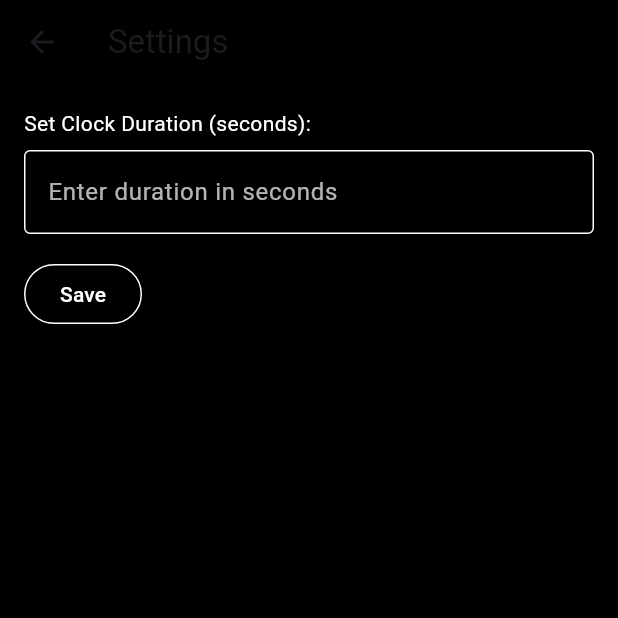
After one commit to f3rix-xyz/minimalist-frontend, a Flutter app: the screen it shows after launch, after a tap on the "settings" icon, on a phone screen of 412 x 824 dp, the top half of it. The commit adds this screen. Run offline on Flutter 3.47's test engine with Material 3 defaults, Android fonts, the phone set to English and light mode, and no system bars; our stand-ins replace bloc, equatable, flutter_bloc, hive, hive_flutter; missing offline and left inert: android_intent, device_apps; accounts and stored records are empty.

Commit message:
custom duration added

```diff
--- /dev/null
+++ b/lib/blocs/clock/clock_bloc.dart
@@ -0,0 +1,13 @@
+import 'package:flutter_bloc/flutter_bloc.dart';
+import 'package:equatable/equatable.dart';
+
+part 'clock_event.dart';
+part 'clock_state.dart';
+
+class ClockBloc extends Bloc<ClockEvent, ClockState> {
+  ClockBloc() : super(ClockInitial()) {
+    on<SetClockDuration>((event, emit) {
+      emit(ClockDurationSet(event.duration));
+    });
+  }
+}
--- /dev/null
+++ b/lib/blocs/clock/clock_event.dart
@@ -0,0 +1,17 @@
+part of 'clock_bloc.dart';
+
+abstract class ClockEvent extends Equatable {
+  const ClockEvent();
+
+  @override
+  List<Object> get props => [];
+}
+
+class SetClockDuration extends ClockEvent {
+  final int duration;
+
+  const SetClockDuration(this.duration);
+
+  @override
+  List<Object> get props => [duration];
+}
--- /dev/null
+++ b/lib/blocs/clock/clock_state.dart
@@ -0,0 +1,19 @@
+part of 'clock_bloc.dart';
+
+abstract class ClockState extends Equatable {
+  const ClockState();
+
+  @override
+  List<Object> get props => [];
+}
+
+class ClockInitial extends ClockState {}
+
+class ClockDurationSet extends ClockState {
+  final int duration;
+
+  const ClockDurationSet(this.duration);
+
+  @override
+  List<Object> get props => [duration];
+}
--- a/lib/main.dart
+++ b/lib/main.dart
@@ -2,6 +2,7 @@ import 'package:flutter/material.dart';
 import 'package:flutter_bloc/flutter_bloc.dart';
 import 'package:hive/hive.dart';
 import 'package:hive_flutter/hive_flutter.dart';
+import 'package:minimalist/blocs/clock/clock_bloc.dart';
 import 'package:minimalist/blocs/error/error_bloc.dart';
 import 'package:minimalist/blocs/home/home_bloc.dart';
 import 'package:minimalist/blocs/home/home_event.dart';
@@ -35,6 +36,7 @@ class MyApp extends StatelessWidget {
           BlocProvider(create: (context) => OtpBloc()),
           BlocProvider(create: (context) => LoadingBloc()),
           BlocProvider(create: (context) => HomeBloc()..add(LoadHomeApps())),
+          BlocProvider(create: (context) => ClockBloc()),
         ],
         child: MaterialApp(
           title: 'Flutter Demo',
--- a/lib/veiw/homeScreen.dart
+++ b/lib/veiw/homeScreen.dart
@@ -5,11 +5,13 @@ import 'package:intl/intl.dart';
 import 'package:device_apps/device_apps.dart';
 import 'package:minimalist/veiw/appsScreen.dart';
 import 'package:minimalist/veiw/auth/login_view.dart';
+import 'package:minimalist/veiw/settingScreen.dart';
 import 'package:minimalist/veiw/subscriptionScreen.dart';
 import 'package:url_launcher/url_launcher.dart';
 import '../blocs/home/home_bloc.dart';
 import '../blocs/home/home_event.dart';
 import '../blocs/home/home_state.dart';
+import '../blocs/clock/clock_bloc.dart';
 
 class HomeScreen extends StatefulWidget {
   const HomeScreen({Key? key}) : super(key: key);
@@ -28,7 +30,7 @@ class _HomeScreenState extends State<HomeScreen>
     super.initState();
     _controller = AnimationController(
       vsync: this,
-      duration: Duration(seconds: 10), // Set the duration here
+      duration: Duration(seconds: 15), // Default duration
     );
 
     _controller.addStatusListener((status) {
@@ -157,13 +159,21 @@ class _HomeScreenState extends State<HomeScreen>
                       size: Size(200, 200), // Adjusted size for the clock
                       painter: ClockBorderPainter(_controller, isPressing),
                       child: Center(
-                        child: Text(
+                        child: BlocBuilder<ClockBloc, ClockState>(
+                          builder: (context, state) {
+                            if (state is ClockDurationSet) {
+                              _controller.duration =
+                                  Duration(seconds: state.duration);
+                            }
+                            return Text(
                               _getCurrentTime(),
                               style: TextStyle(
                                 color: Colors.white,
                                 fontSize:
                                     isPressing ? 40 : 36, // Adjusted font size
                               ),
+                            );
+                          },
                         ),
                       ),
                     ),
@@ -218,7 +228,7 @@ class _HomeScreenState extends State<HomeScreen>
                                     ScaffoldMessenger.of(context).showSnackBar(
                                       SnackBar(
                                         content: Text(
-                                            '${app.appName} removed from home screen'),
+                                            '${app!.appName} removed from home screen'),
                                       ),
                                     );
                                   },
@@ -249,6 +259,24 @@ class _HomeScreenState extends State<HomeScreen>
                     return Container();
                   }
                 },
+              ),
+            ),
+            // Settings Icon
+            Positioned(
+              top: 50,
+              right: 20,
+              child: GestureDetector(
+                onTap: () {
+                  Navigator.push(
+                    context,
+                    MaterialPageRoute(builder: (context) => SettingsScreen()),
+                  );
+                },
+                child: Icon(
+                  Icons.settings,
+                  color: Colors.white,
+                  size: 30,
+                ),
               ),
             ),
           ],
--- /dev/null
+++ b/lib/veiw/settingScreen.dart
@@ -0,0 +1,76 @@
+import 'package:flutter/material.dart';
+import 'package:flutter_bloc/flutter_bloc.dart';
+import '../blocs/clock/clock_bloc.dart';
+
+class SettingsScreen extends StatefulWidget {
+  @override
+  _SettingsScreenState createState() => _SettingsScreenState();
+}
+
+class _SettingsScreenState extends State<SettingsScreen> {
+  final TextEditingController _controller = TextEditingController();
+
+  @override
+  void dispose() {
+    _controller.dispose();
+    super.dispose();
+  }
+
+  @override
+  Widget build(BuildContext context) {
+    return Scaffold(
+      appBar: AppBar(
+        title: Text('Settings'),
+        backgroundColor: Colors.black,
+      ),
+      body: Container(
+        color: Colors.black,
+        padding: EdgeInsets.all(16.0),
+        child: Column(
+          crossAxisAlignment: CrossAxisAlignment.start,
+          children: [
+            Text(
+              'Set Clock Duration (seconds):',
+              style: TextStyle(color: Colors.white),
+            ),
+            SizedBox(height: 8.0),
+            TextField(
+              controller: _controller,
+              keyboardType: TextInputType.number,
+              decoration: InputDecoration(
+                hintText: 'Enter duration in seconds',
+                hintStyle: TextStyle(color: Colors.white70),
+                enabledBorder: OutlineInputBorder(
+                  borderSide: BorderSide(color: Colors.white),
+                ),
+                focusedBorder: OutlineInputBorder(
+                  borderSide: BorderSide(color: Colors.white),
+                ),
+                border: OutlineInputBorder(
+                  borderSide: BorderSide(color: Colors.white),
+                ),
+              ),
+              style: TextStyle(color: Colors.white),
+              cursorColor: Colors.white,
+            ),
+            SizedBox(height: 16.0),
+            OutlinedButton(
+              onPressed: () {
+                final duration = int.tryParse(_controller.text);
+                if (duration != null && duration > 0) {
+                  context.read<ClockBloc>().add(SetClockDuration(duration));
+                  Navigator.pop(context);
+                }
+              },
+              style: OutlinedButton.styleFrom(
+                foregroundColor: Colors.white,
+                side: BorderSide(color: Colors.white), // White text color
+              ),
+              child: Text('Save'),
+            ),
+          ],
+        ),
+      ),
+    );
+  }
+}
```
Lines whose indentation alone changed are shown as unchanged.
